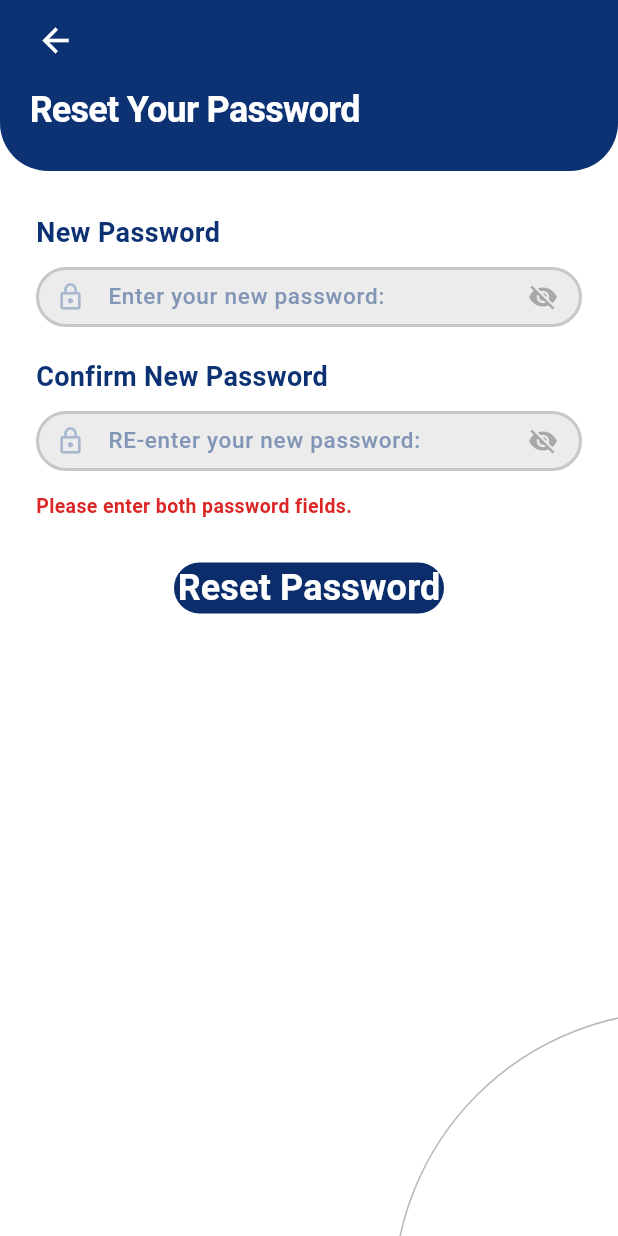
After one commit to aastu-gibigubae/aastu_gibigubae_resource_app_frontend, a Flutter app: the ResetPasswordPage screen opened by its route, after a tap on "Reset Password", on a phone screen of 412 x 824 dp. The commit adds this screen. Run offline on Flutter 3.47's test engine with Material 3 defaults, Android fonts, the phone set to English and light mode, and no system bars; our stand-ins replace connectivity_plus, device_info_plus, dio, flutter_riverpod, flutter_secure_storage, go_router and 2 more; accounts and stored records are empty; Roboto replaces fonts that are missing (Poppins).

Commit message:
feat(auth): implement ForgotPasswordPage, CheckEmail modal, and ResetPasswordPage matching UI designs

```diff
--- a/lib/app/router/app_router.dart
+++ b/lib/app/router/app_router.dart
@@ -1,7 +1,9 @@
 import 'package:flutter/material.dart';
 import 'package:go_router/go_router.dart';
 
+import '../../features/auth/presentation/pages/forgot_password_page.dart';
 import '../../features/auth/presentation/pages/login_page.dart';
+import '../../features/auth/presentation/pages/reset_password_page.dart';
 import '../../features/auth/presentation/pages/sign_up_page.dart';
 import '../../features/device/presentation/pages/device_status_page.dart';
 import '../../features/notifications/presentation/pages/notifications_page.dart';
@@ -78,6 +80,24 @@ GoRouter createRouter({
         name: RouteNames.signup,
         pageBuilder: (context, state) => const MaterialPage(
           child: SignUpPage(),
+        ),
+      ),
+
+      GoRoute(
+        path: RouteNames.forgotPassword,
+        name: RouteNames.forgotPassword,
+        pageBuilder: (context, state) => const MaterialPage(
+          child: ForgotPasswordPage(),
+        ),
+      ),
+
+      GoRoute(
+        path: RouteNames.resetPassword,
+        name: RouteNames.resetPassword,
+        pageBuilder: (context, state) => MaterialPage(
+          child: ResetPasswordPage(
+            token: state.uri.queryParameters['token'],
+          ),
         ),
       ),
 
--- a/lib/app/router/route_names.dart
+++ b/lib/app/router/route_names.dart
@@ -45,7 +45,6 @@ class RouteNames {
 
   // ── Device ────────────────────────────────────────────────────
   static const String deviceStatus = '/device-status';
-  static const String profile = '/profile';
 
   // ── Legacy / Alternative aliases ──────────────────────────────
   static const String streams = '/streams';
--- a/lib/core/constants/api_constants.dart
+++ b/lib/core/constants/api_constants.dart
@@ -17,6 +17,8 @@ class ApiConstants {
   static const String signup = '/auth/signup';
   static const String logout = '/auth/logout';
   static const String refreshToken = '/auth/refresh';
+  static const String forgotPassword = '/auth/forgot-password';
+  static const String resetPassword = '/auth/reset-password';
 
   // ── Device / Verification ─────────────────────────────────────────
   /// SRS Module 5 — FR-5.3 / FR-5.4
--- a/lib/features/auth/presentation/pages/login_page.dart
+++ b/lib/features/auth/presentation/pages/login_page.dart
@@ -185,9 +185,7 @@ class _LoginPageState extends ConsumerState<LoginPage> {
                     child: Padding(
                       padding: const EdgeInsets.only(top: 12),
                       child: GestureDetector(
-                        onTap: () {
-                          // TODO: implement forgot password
-                        },
+                        onTap: () => context.push(RouteNames.forgotPassword),
                         child: const Text(
                           'Forgot Password',
                           style: TextStyle(
--- /dev/null
+++ b/lib/features/auth/presentation/pages/reset_password_page.dart
@@ -0,0 +1,195 @@
+import 'package:flutter/material.dart';
+import 'package:flutter_riverpod/flutter_riverpod.dart';
+import 'package:go_router/go_router.dart';
+
+import '../../../../app/providers/app_providers.dart';
+import '../../../../app/router/route_names.dart';
+import '../../../../core/widgets/curved_header.dart';
+import '../widgets/auth_widgets.dart';
+
+class ResetPasswordPage extends ConsumerStatefulWidget {
+  final String? token;
+  const ResetPasswordPage({super.key, this.token});
+
+  @override
+  ConsumerState<ResetPasswordPage> createState() => _ResetPasswordPageState();
+}
+
+class _ResetPasswordPageState extends ConsumerState<ResetPasswordPage> {
+  final TextEditingController _newPasswordController = TextEditingController();
+  final TextEditingController _confirmPasswordController =
+      TextEditingController();
+
+  bool _obscureNew = true;
+  bool _obscureConfirm = true;
+  bool _isLoading = false;
+  String? _errorMessage;
+
+  @override
+  void dispose() {
+    _newPasswordController.dispose();
+    _confirmPasswordController.dispose();
+    super.dispose();
+  }
+
+  Future<void> _resetPassword() async {
+    final newPass = _newPasswordController.text;
+    final confirmPass = _confirmPasswordController.text;
+
+    if (newPass.isEmpty || confirmPass.isEmpty) {
+      setState(() => _errorMessage = 'Please enter both password fields.');
+      return;
+    }
+
+    if (newPass.length < 8) {
+      setState(() =>
+          _errorMessage = 'Password must be at least 8 characters long.');
+      return;
+    }
+
+    if (newPass != confirmPass) {
+      setState(() => _errorMessage = 'Passwords do not match.');
+      return;
+    }
+
+    setState(() {
+      _isLoading = true;
+      _errorMessage = null;
+    });
+
+    try {
+      final repository = ref.read(authRepositoryProvider);
+      await repository.resetPassword(
+        token: widget.token ?? 'demo_reset_token',
+        newPassword: newPass,
+      );
+    } catch (_) {
+      // Backend may handle or mock
+    }
+
+    if (!mounted) return;
+    setState(() => _isLoading = false);
+
+    ScaffoldMessenger.of(context).showSnackBar(
+      const SnackBar(
+        content: Text('Password reset successfully! Please log in.'),
+        backgroundColor: Color(0xFF10B981),
+      ),
+    );
+
+    context.go(RouteNames.login);
+  }
+
+  @override
+  Widget build(BuildContext context) {
+    return Scaffold(
+      backgroundColor: Colors.white,
+      body: Stack(
+        fit: StackFit.expand,
+        children: [
+          // Background bottom right circle decoration matching design
+          Positioned(
+            right: -230,
+            bottom: -230,
+            child: IgnorePointer(
+              child: Container(
+                width: 380,
+                height: 380,
+                decoration: BoxDecoration(
+                  shape: BoxShape.circle,
+                  border: Border.all(
+                    color: const Color(0xFFB8B8B8),
+                    width: 1,
+                  ),
+                ),
+              ),
+            ),
+          ),
+          SingleChildScrollView(
+            child: Column(
+              crossAxisAlignment: CrossAxisAlignment.start,
+              children: [
+                CurvedHeader(
+                  showBackButton: true,
+                  title: 'Reset Your Password',
+                  onBack: () => context.pop(),
+                ),
+                Padding(
+                  padding: const EdgeInsets.symmetric(horizontal: 24, vertical: 28),
+                  child: Column(
+                    crossAxisAlignment: CrossAxisAlignment.start,
+                    children: [
+                      const Text(
+                        'New Password',
+                        style: TextStyle(
+                          color: Color(0xFF0D3274),
+                          fontSize: 18,
+                          fontWeight: FontWeight.w700,
+                        ),
+                      ),
+                      const SizedBox(height: 10),
+                      AuthTextField(
+                        controller: _newPasswordController,
+                        hint: 'Enter your new password:',
+                        icon: Icons.lock_outline,
+                        obscureText: _obscureNew,
+                        textInputAction: TextInputAction.next,
+                        suffixIcon: AuthPasswordButton(
+                          obscure: _obscureNew,
+                          onPressed: () =>
+                              setState(() => _obscureNew = !_obscureNew),
+                        ),
+                      ),
+                      const SizedBox(height: 20),
+                      const Text(
+                        'Confirm New Password',
+                        style: TextStyle(
+                          color: Color(0xFF0D3274),
+                          fontSize: 18,
+                          fontWeight: FontWeight.w700,
+                        ),
+                      ),
+                      const SizedBox(height: 10),
+                      AuthTextField(
+                        controller: _confirmPasswordController,
+                        hint: 'RE-enter your new password:',
+                        icon: Icons.lock_outline,
+                        obscureText: _obscureConfirm,
+                        textInputAction: TextInputAction.done,
+                        suffixIcon: AuthPasswordButton(
+                          obscure: _obscureConfirm,
+                          onPressed: () => setState(
+                              () => _obscureConfirm = !_obscureConfirm),
+                        ),
+                      ),
+                      if (_errorMessage != null) ...[
+                        const SizedBox(height: 14),
+                        Text(
+                          _errorMessage!,
+                          style: const TextStyle(
+                            color: Color(0xFFDC2626),
+                            fontSize: 13,
+                            fontWeight: FontWeight.w600,
+                          ),
+                        ),
+                      ],
+                      const SizedBox(height: 28),
+                      Center(
+                        child: _isLoading
+                            ? const CircularProgressIndicator()
+                            : AuthButton(
+                                text: 'Reset Password',
+                                onPressed: _resetPassword,
+                              ),
+                      ),
+                    ],
+                  ),
+                ),
+              ],
+            ),
+          ),
+        ],
+      ),
+    );
+  }
+}
```
Also changed, not shown: lib/features/auth/data/datasources/auth_remote_datasource.dart (+39 -0 lines), lib/features/auth/data/repositories/auth_repository_impl.dart (+16 -0 lines), lib/features/auth/domain/repositories/auth_repository.dart (+9 -0 lines), lib/features/auth/presentation/pages/forgot_password_page.dart (added, +222 -0 lines), 1 other file.
